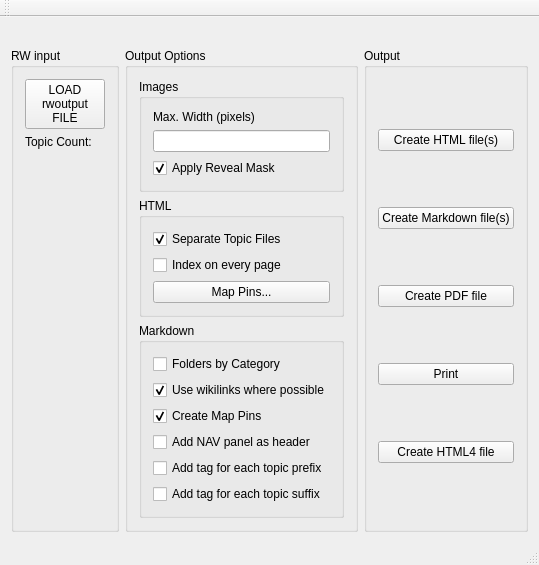
Qt form mainwindow.ui (farling42/RWoutput) before a commit.
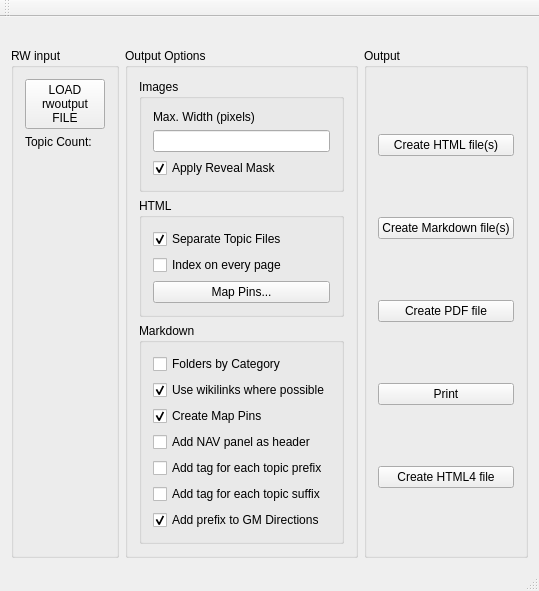
The same form after that commit. Icons and pictures are not drawn.

Commit message: Prefix for GM Directions is optional

What changed in the file:
```diff
--- a/mainwindow.ui
+++ b/mainwindow.ui
@@ -219,6 +219,16 @@
               </property>
              </widget>
             </item>
+            <item>
+             <widget class="QCheckBox" name="prefixGMDirections">
+              <property name="text">
+               <string>Add prefix to GM Directions</string>
+              </property>
+              <property name="checked">
+               <bool>true</bool>
+              </property>
+             </widget>
+            </item>
            </layout>
           </widget>
          </item>
```
The commit also changes 3 other files.
